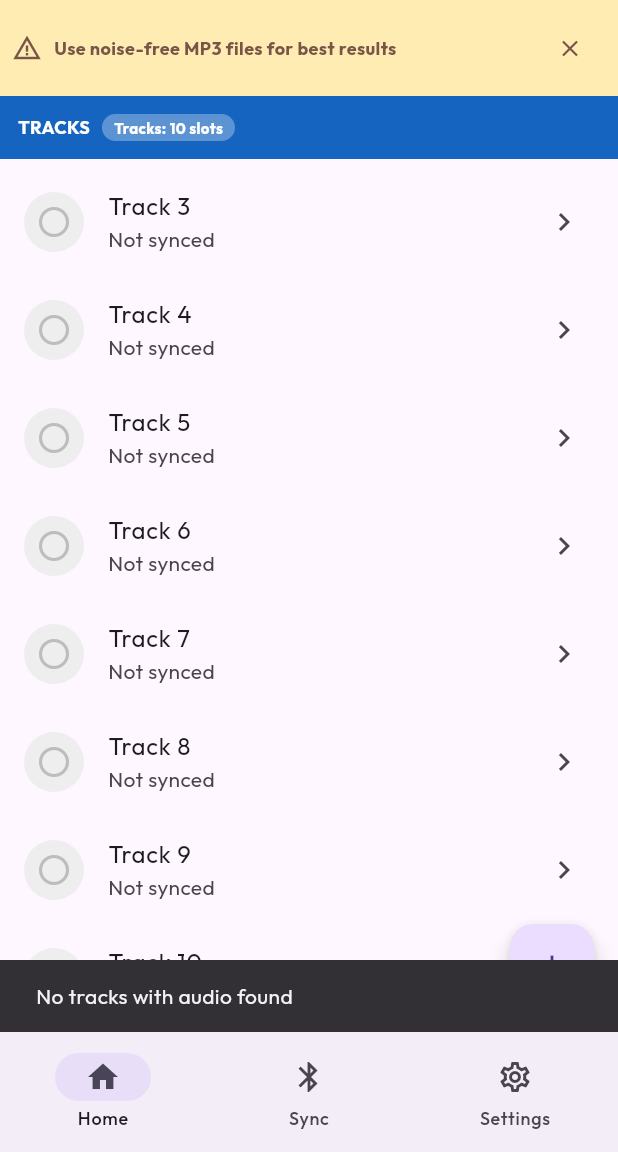
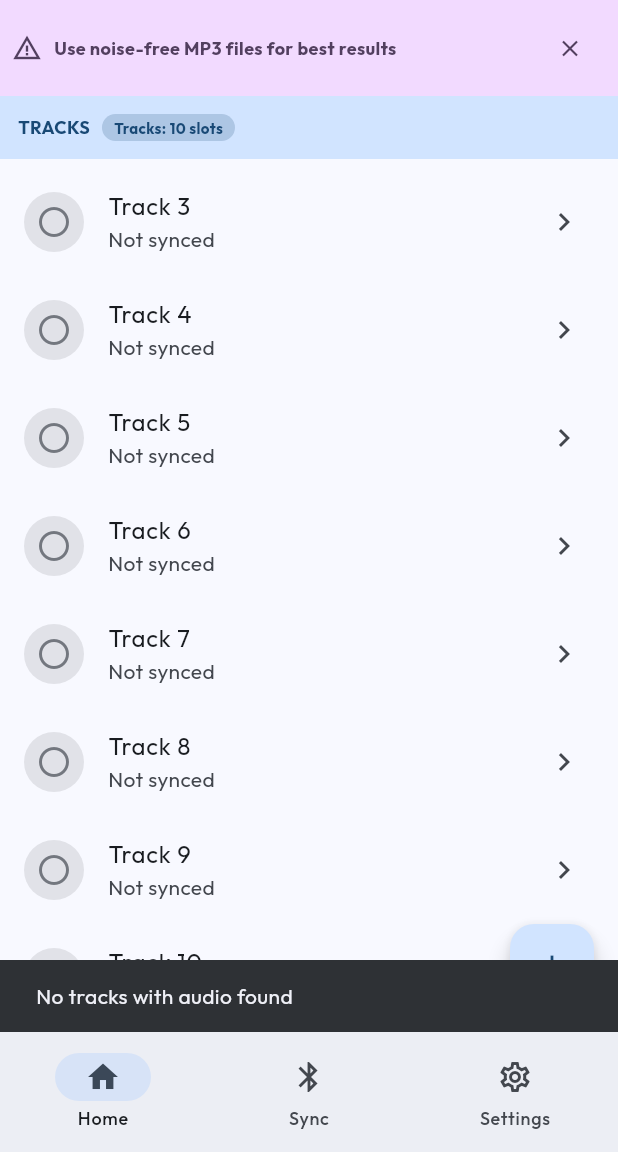
Before and after one commit to rivaldisinkoprima/ESP32S3lirik2, a Flutter app: the screen it shows after launch, scrolled down 138 dp, after a tap on the "auto awesome" icon, on a phone screen of 412 x 824 dp, the part 84-1236 px from its top. Run offline on Flutter 3.47's test engine with Material 3 defaults, Android fonts, the light colour scheme and no system bars; our stand-ins replace file_picker, flutter_blue_plus, google_fonts, loading_animation_widget, shared_preferences, shimmer; missing offline and left inert: audio_waveforms.

Commit message:
dark light consitency

```diff
--- a/flutter/lib/main.dart
+++ b/flutter/lib/main.dart
@@ -132,15 +132,19 @@ class _LirikSyncAppState extends State<LirikSyncApp> {
       },
       themeMode: themeProvider.isDarkMode ? ThemeMode.dark : ThemeMode.light,
       theme: ThemeData(
-        brightness: Brightness.light,
-        primarySwatch: Colors.blue,
+        colorScheme: ColorScheme.fromSeed(
+          seedColor: Colors.blue,
+          brightness: Brightness.light,
+        ),
         useMaterial3: true,
         textTheme: GoogleFonts.outfitTextTheme(ThemeData.light().textTheme),
         appBarTheme: const AppBarTheme(centerTitle: true, elevation: 0),
       ),
       darkTheme: ThemeData(
-        brightness: Brightness.dark,
-        primarySwatch: Colors.blue,
+        colorScheme: ColorScheme.fromSeed(
+          seedColor: Colors.blue,
+          brightness: Brightness.dark,
+        ),
         useMaterial3: true,
         textTheme: GoogleFonts.outfitTextTheme(ThemeData.dark().textTheme),
         appBarTheme: const AppBarTheme(centerTitle: true, elevation: 0),
@@ -176,7 +180,7 @@ class PermissionGateScreen extends StatelessWidget {
   @override
   Widget build(BuildContext context) {
     return Scaffold(
-      backgroundColor: Colors.white,
+      backgroundColor: Theme.of(context).colorScheme.surface,
       body: SafeArea(
         child: Center(
           child: Padding(
@@ -191,7 +195,7 @@ class PermissionGateScreen extends StatelessWidget {
                   style: const TextStyle(fontSize: 20, fontWeight: FontWeight.bold),
                 ),
                 const SizedBox(height: 8),
-                Text(AppLocalizations.of(context)?.translate(status) ?? status, style: const TextStyle(color: Colors.grey)),
+                Text(AppLocalizations.of(context)?.translate(status) ?? status, style: TextStyle(color: Theme.of(context).colorScheme.onSurfaceVariant)),
                 if (permissions.isNotEmpty) ...[
                   const SizedBox(height: 24),
                   const Divider(),
--- a/flutter/lib/screens/ble_sync_screen.dart
+++ b/flutter/lib/screens/ble_sync_screen.dart
@@ -28,12 +28,12 @@ class _BleSyncScreenState extends State<BleSyncScreen> {
   Widget _buildSectionHeader(String title) {
     return Container(
       width: double.infinity,
-      color: Colors.blue.shade800,
+      color: Theme.of(context).colorScheme.primaryContainer,
       padding: const EdgeInsets.all(12),
       child: Text(
         title,
-        style: const TextStyle(
-          color: Colors.white,
+        style: TextStyle(
+          color: Theme.of(context).colorScheme.onPrimaryContainer,
           fontWeight: FontWeight.bold,
           fontSize: 12,
         ),
@@ -50,17 +50,17 @@ class _BleSyncScreenState extends State<BleSyncScreen> {
             Icon(
               Icons.bluetooth_searching,
               size: 60,
-              color: Colors.grey.shade300,
+              color: Theme.of(context).colorScheme.outlineVariant,
             ),
             const SizedBox(height: 16),
             Text(
               _l10n?.translate('noDevicesFound') ?? 'No devices found',
-              style: TextStyle(fontSize: 16, color: Colors.grey.shade600),
+              style: TextStyle(fontSize: 16, color: Theme.of(context).colorScheme.onSurfaceVariant),
             ),
             const SizedBox(height: 8),
             Text(
               _l10n?.translate('tapScanToSearch') ?? 'Tap scan button to search',
-              style: TextStyle(fontSize: 14, color: Colors.grey.shade500),
+              style: TextStyle(fontSize: 14, color: Theme.of(context).colorScheme.onSurfaceVariant),
             ),
           ],
         ),
@@ -115,15 +115,15 @@ class _BleSyncScreenState extends State<BleSyncScreen> {
                     vertical: 2,
                   ),
                   decoration: BoxDecoration(
-                    color: Colors.green.shade100,
+                    color: Theme.of(context).colorScheme.primaryContainer,
                     borderRadius: BorderRadius.circular(4),
                   ),
                   child: Text(
                     _l10n?.translate('target') ?? 'TARGET',
-                    style: const TextStyle(
+                    style: TextStyle(
                       fontSize: 9,
                       fontWeight: FontWeight.bold,
-                      color: Colors.green,
+                      color: Theme.of(context).colorScheme.onPrimaryContainer,
                     ),
                   ),
                 ),
@@ -139,7 +139,7 @@ class _BleSyncScreenState extends State<BleSyncScreen> {
                   (i) => Icon(
                     Icons.signal_cellular_alt,
                     size: 14,
-                    color: i < signalBars ? Colors.green : Colors.grey.shade300,
+                    color: i < signalBars ? Theme.of(context).colorScheme.primary : Theme.of(context).colorScheme.surfaceContainerHighest,
                   ),
                 ),
               ),
@@ -196,7 +196,7 @@ class _BleSyncScreenState extends State<BleSyncScreen> {
               const SizedBox(height: 8),
               Text(
                 _l10n?.translate('syncingTrackDetail', ['$_syncedDerets', '$_syncedWords']) ?? '$_syncedDerets deret, $_syncedWords kata',
-                style: TextStyle(fontSize: 14, color: Colors.grey.shade600),
+                style: TextStyle(fontSize: 14, color: Theme.of(context).colorScheme.onSurfaceVariant),
               ),
             ],
           ),
@@ -230,12 +230,13 @@ class _BleSyncScreenState extends State<BleSyncScreen> {
             Container(
               padding: const EdgeInsets.symmetric(horizontal: 12, vertical: 6),
               decoration: BoxDecoration(
-                color: Colors.blue.shade50,
+                color: Theme.of(context).colorScheme.secondaryContainer,
                 borderRadius: BorderRadius.circular(8),
               ),
               child: Text(
                 _l10n?.translate('syncSuccessful', ['$syncedDerets', '$totalWords']) ?? '$syncedDerets tracks ready, $totalWords words',
-                style: TextStyle(fontSize: 13, color: Colors.blue.shade800),
+                style: TextStyle(fontSize: 13, color: Theme.of(context).colorScheme.onSecondaryContainer),
+                textAlign: TextAlign.center,
               ),
             ),
             const SizedBox(height: 32),
--- a/flutter/lib/screens/home_screen.dart
+++ b/flutter/lib/screens/home_screen.dart
@@ -303,7 +303,7 @@ class _HomeScreenState extends State<HomeScreen> {
                 const SizedBox(height: 8),
                 Text(
                   _l10n?.translate('wordsDetected', ['$totalDetected']) ?? '$totalDetected words detected',
-                  style: const TextStyle(fontSize: 12, color: Colors.grey),
+                  style: TextStyle(fontSize: 12, color: Theme.of(context).colorScheme.onSurfaceVariant),
                 ),
               ],
             ),
@@ -475,31 +475,31 @@ class _HomeScreenState extends State<HomeScreen> {
           if (_showWarning)
             Container(
               width: double.infinity,
-              color: Colors.amber.shade100,
+              color: Theme.of(context).colorScheme.tertiaryContainer,
               padding: const EdgeInsets.all(8),
               child: Row(
                 children: [
-                  const Icon(
+                  Icon(
                     Icons.warning_amber,
-                    color: Colors.brown,
+                    color: Theme.of(context).colorScheme.onTertiaryContainer,
                     size: 20,
                   ),
                   const SizedBox(width: 8),
                   Expanded(
                     child: Text(
                       l10n?.translate('noiseWarning') ?? 'Use noise-free MP3 files for best results',
-                      style: const TextStyle(
-                        color: Colors.brown,
+                      style: TextStyle(
+                        color: Theme.of(context).colorScheme.onTertiaryContainer,
                         fontWeight: FontWeight.bold,
                         fontSize: 12,
                       ),
                     ),
                   ),
                   IconButton(
-                    icon: const Icon(
+                    icon: Icon(
                       Icons.close,
                       size: 18,
-                      color: Colors.brown,
+                      color: Theme.of(context).colorScheme.onTertiaryContainer,
                     ),
                     onPressed: _dismissWarning,
                     padding: EdgeInsets.zero,
@@ -510,14 +510,14 @@ class _HomeScreenState extends State<HomeScreen> {
             ),
           Container(
             width: double.infinity,
-            color: Colors.blue.shade800,
+            color: Theme.of(context).colorScheme.primaryContainer,
             padding: const EdgeInsets.all(12),
             child: Row(
               children: [
                 Text(
                   l10n?.translate('tracksAllCaps') ?? 'TRACKS',
-                  style: const TextStyle(
-                    color: Colors.white,
+                  style: TextStyle(
+                    color: Theme.of(context).colorScheme.onPrimaryContainer,
                     fontWeight: FontWeight.bold,
                     fontSize: 12,
                   ),
@@ -529,13 +529,13 @@ class _HomeScreenState extends State<HomeScreen> {
                     vertical: 2,
                   ),
                   decoration: BoxDecoration(
-                    color: Colors.white.withAlpha(77),
+                    color: Theme.of(context).colorScheme.onPrimaryContainer.withAlpha(50),
                     borderRadius: BorderRadius.circular(12),
                   ),
                   child: Text(
                     l10n?.translate('tracksSlotsCount', ['${workspace.derets.length}']) ?? '${workspace.derets.length} slots',
-                    style: const TextStyle(
-                      color: Colors.white,
+                    style: TextStyle(
+                      color: Theme.of(context).colorScheme.onPrimaryContainer,
                       fontSize: 10,
                       fontWeight: FontWeight.bold,
                     ),
@@ -549,13 +549,13 @@ class _HomeScreenState extends State<HomeScreen> {
                       vertical: 2,
                     ),
                     decoration: BoxDecoration(
-                      color: Colors.green.shade300,
+                      color: Theme.of(context).colorScheme.secondaryContainer,
                       borderRadius: BorderRadius.circular(12),
                     ),
                     child: Text(
                       l10n?.translate('syncedCount', ['$syncedCount']) ?? '$syncedCount synced',
-                      style: const TextStyle(
-                        color: Colors.white,
+                      style: TextStyle(
+                        color: Theme.of(context).colorScheme.onSecondaryContainer,
                         fontSize: 10,
                         fontWeight: FontWeight.bold,
                       ),
@@ -575,15 +575,15 @@ class _HomeScreenState extends State<HomeScreen> {
                       return ListTile(
                         leading: CircleAvatar(
                           backgroundColor: deret.isSynced
-                              ? Colors.green.shade100
-                              : Colors.grey.shade200,
+                              ? Theme.of(context).colorScheme.secondaryContainer
+                              : Theme.of(context).colorScheme.surfaceContainerHighest,
                           child: Icon(
                             deret.isSynced
                                 ? Icons.check_circle
                                 : Icons.circle_outlined,
                             color: deret.isSynced
-                                ? Colors.green
-                                : Colors.grey.shade400,
+                                ? Theme.of(context).colorScheme.onSecondaryContainer
+                                : Theme.of(context).colorScheme.outline,
                           ),
                         ),
                         title: Text(
@@ -632,7 +632,7 @@ class _HomeScreenState extends State<HomeScreen> {
           Icon(
             Icons.playlist_add_circle,
             size: 80,
-            color: Colors.grey.shade300,
+            color: Theme.of(context).colorScheme.outlineVariant,
           ),
           const SizedBox(height: 16),
           Text(
@@ -640,13 +640,13 @@ class _HomeScreenState extends State<HomeScreen> {
             style: TextStyle(
               fontSize: 18,
               fontWeight: FontWeight.bold,
-              color: Colors.grey.shade600,
+              color: Theme.of(context).colorScheme.onSurfaceVariant,
             ),
           ),
           const SizedBox(height: 8),
           Text(
             _l10n?.translate('tapPlusToCreate') ?? 'Tap + to create a new track',
-            style: TextStyle(fontSize: 14, color: Colors.grey.shade500),
+            style: TextStyle(fontSize: 14, color: Theme.of(context).colorScheme.onSurfaceVariant),
           ),
         ],
       ),
@@ -658,7 +658,7 @@ class _HomeScreenState extends State<HomeScreen> {
       padding: const EdgeInsets.symmetric(vertical: 8),
       child: Row(
         children: [
-          Icon(icon, size: 24, color: Colors.blue.shade600),
+          Icon(icon, size: 24, color: Theme.of(context).colorScheme.primary),
           const SizedBox(width: 12),
           Expanded(
             child: Column(
@@ -670,7 +670,7 @@ class _HomeScreenState extends State<HomeScreen> {
                 ),
                 Text(
                   subtitle,
-                  style: TextStyle(fontSize: 12, color: Colors.grey.shade600),
+                  style: TextStyle(fontSize: 12, color: Theme.of(context).colorScheme.onSurfaceVariant),
                 ),
               ],
             ),
--- a/flutter/lib/screens/settings_screen.dart
+++ b/flutter/lib/screens/settings_screen.dart
@@ -33,12 +33,12 @@ class _SettingsScreenState extends State<SettingsScreen> {
         children: [
           Container(
             width: double.infinity,
-            color: Colors.blue.shade800,
+            color: Theme.of(context).colorScheme.primaryContainer,
             padding: const EdgeInsets.all(12),
             child: Text(
               AppLocalizations.of(context)?.translate('delayOffset') ?? 'DELAY OFFSET',
-              style: const TextStyle(
-                color: Colors.white,
+              style: TextStyle(
+                color: Theme.of(context).colorScheme.onPrimaryContainer,
                 fontWeight: FontWeight.bold,
                 fontSize: 12,
               ),
@@ -66,8 +66,8 @@ class _SettingsScreenState extends State<SettingsScreen> {
                       ),
                       decoration: BoxDecoration(
                         color: isPositive
-                            ? Colors.green.shade100
-                            : Colors.red.shade100,
+                            ? Theme.of(context).colorScheme.secondaryContainer
+                            : Theme.of(context).colorScheme.errorContainer,
                         borderRadius: BorderRadius.circular(20),
                       ),
                       child: Text(
@@ -76,8 +76,8 @@ class _SettingsScreenState extends State<SettingsScreen> {
                           fontWeight: FontWeight.bold,
                           fontSize: 16,
                           color: isPositive
-                              ? Colors.green.shade800
-                              : Colors.red.shade800,
+                              ? Theme.of(context).colorScheme.onSecondaryContainer
+                              : Theme.of(context).colorScheme.onErrorContainer,
                         ),
                       ),
                     ),
@@ -86,7 +86,7 @@ class _SettingsScreenState extends State<SettingsScreen> {
                 const SizedBox(height: 8),
                 Text(
                   AppLocalizations.of(context)?.translate('hardwareDelayDesc') ?? 'Digunakan untuk kompensasi delay DFPlayer',
-                  style: TextStyle(fontSize: 12, color: Colors.grey.shade600),
+                  style: TextStyle(fontSize: 12, color: Theme.of(context).colorScheme.onSurfaceVariant),
                 ),
                 const SizedBox(height: 8),
                 Row(
@@ -119,13 +119,13 @@ class _SettingsScreenState extends State<SettingsScreen> {
                       overlayRadius: 24,
                     ),
                     activeTrackColor: isPositive ? Colors.green : Colors.red,
-                    inactiveTrackColor: Colors.grey.shade200,
+                    inactiveTrackColor: Theme.of(context).colorScheme.surfaceContainerHighest,
                     thumbColor: isPositive ? Colors.green : Colors.red,
                     overlayColor: (isPositive ? Colors.green : Colors.red)
                         .withAlpha(32),
-                    valueIndicatorColor: Colors.blue.shade800,
-                    valueIndicatorTextStyle: const TextStyle(
-                      color: Colors.white,
+                    valueIndicatorColor: Theme.of(context).colorScheme.primary,
+                    valueIndicatorTextStyle: TextStyle(
+                      color: Theme.of(context).colorScheme.onPrimary,
                     ),
                   ),
                   child: Slider(
@@ -146,14 +146,14 @@ class _SettingsScreenState extends State<SettingsScreen> {
                       '-500ms',
                       style: TextStyle(
                         fontSize: 11,
-                        color: Colors.grey.shade500,
+                        color: Theme.of(context).colorScheme.onSurfaceVariant,
                       ),
                     ),
                     Text(
                       '+500ms',
                       style: TextStyle(
                         fontSize: 11,
-                        color: Colors.grey.shade500,
+                        color: Theme.of(context).colorScheme.onSurfaceVariant,
                       ),
                     ),
                   ],
@@ -173,8 +173,8 @@ class _SettingsScreenState extends State<SettingsScreen> {
                       label: Text('${val > 0 ? '+' : ''}$val'),
                       selected: isSelected,
                       selectedColor: val >= 0
-                          ? Colors.green.shade100
-                          : Colors.red.shade100,
+                          ? Theme.of(context).colorScheme.secondaryContainer
+                          : Theme.of(context).colorScheme.errorContainer,
                       onSelected: (_) {
                         workspace.setGlobalOffset(val);
                       },
@@ -184,9 +184,9 @@ class _SettingsScreenState extends State<SettingsScreen> {
                             : FontWeight.normal,
                         color: isSelected
                             ? (val >= 0
-                                  ? Colors.green.shade800
-                                  : Colors.red.shade800)
-                            : Colors.black87,
+                                  ? Theme.of(context).colorScheme.onSecondaryContainer
+                                  : Theme.of(context).colorScheme.onErrorContainer)
+                            : Theme.of(context).colorScheme.onSurface,
                       ),
                     );
                   }).toList(),
@@ -242,12 +242,12 @@ class _SettingsScreenState extends State<SettingsScreen> {
           const Divider(height: 32),
           Container(
             width: double.infinity,
-            color: Colors.blue.shade800,
+            color: Theme.of(context).colorScheme.primaryContainer,
             padding: const EdgeInsets.all(12),
             child: Text(
               AppLocalizations.of(context)?.translate('appearance') ?? 'APPEARANCE',
-              style: const TextStyle(
-                color: Colors.white,
+              style: TextStyle(
+                color: Theme.of(context).colorScheme.onPrimaryContainer,
                 fontWeight: FontWeight.bold,
                 fontSize: 12,
               ),
@@ -277,12 +277,12 @@ class _SettingsScreenState extends State<SettingsScreen> {
           const Divider(height: 32),
           Container(
             width: double.infinity,
-            color: Colors.blue.shade800,
+            color: Theme.of(context).colorScheme.primaryContainer,
             padding: const EdgeInsets.all(12),
             child: Text(
               AppLocalizations.of(context)?.translate('languageCaps') ?? 'LANGUAGE',
-              style: const TextStyle(
-                color: Colors.white,
+              style: TextStyle(
+                color: Theme.of(context).colorScheme.onPrimaryContainer,
                 fontWeight: FontWeight.bold,
                 fontSize: 12,
               ),
```
Also changed, not shown: flutter/lib/screens/deret_editor_screen.dart (+15 -15 lines).
